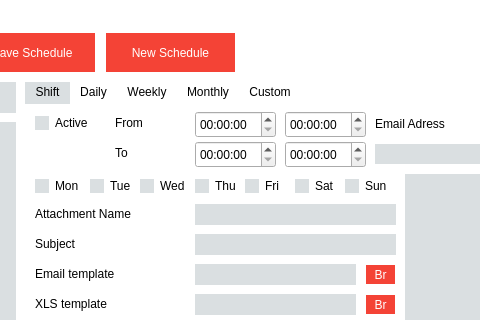
The window that reporter.ui (Davebudil/reporter) describes before a commit, drawn with Qt 5; both pictures show x 185 to 665 and y 0 to 320 of the 866 by 602 pixel window.
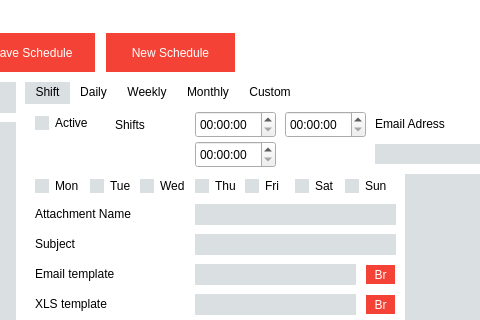
The same window after the commit. The open tabs and pages were chosen to show the change. Icons and pictures are not drawn.

Commit message: Preparing scheduling model, checking for right time interval done.

The edit to the form file:
```diff
--- a/reporter.ui
+++ b/reporter.ui
@@ -775,30 +775,17 @@
          </rect>
         </property>
        </widget>
-       <widget class="QLabel" name="label">
-        <property name="geometry">
-         <rect>
-          <x>90</x>
-          <y>10</y>
-          <width>71</width>
-          <height>18</height>
-         </rect>
-        </property>
-        <property name="text">
-         <string>From</string>
-        </property>
-       </widget>
        <widget class="QLabel" name="label_2">
         <property name="geometry">
          <rect>
           <x>90</x>
-          <y>40</y>
+          <y>10</y>
           <width>71</width>
-          <height>18</height>
+          <height>21</height>
          </rect>
         </property>
         <property name="text">
-         <string>To</string>
+         <string>Shifts</string>
         </property>
        </widget>
        <widget class="QLineEdit" name="shiftAttach">
@@ -981,16 +968,6 @@
          <string>Br</string>
         </property>
        </widget>
-       <widget class="QTimeEdit" name="shiftTo_2">
-        <property name="geometry">
-         <rect>
-          <x>260</x>
-          <y>37</y>
-          <width>81</width>
-          <height>27</height>
-         </rect>
-        </property>
-       </widget>
        <widget class="QTimeEdit" name="shiftFrom_2">
         <property name="geometry">
          <rect>
```
Left out of the diff: 2 changed lines with no effect on the pictures. The commit also changes 12 other files.
